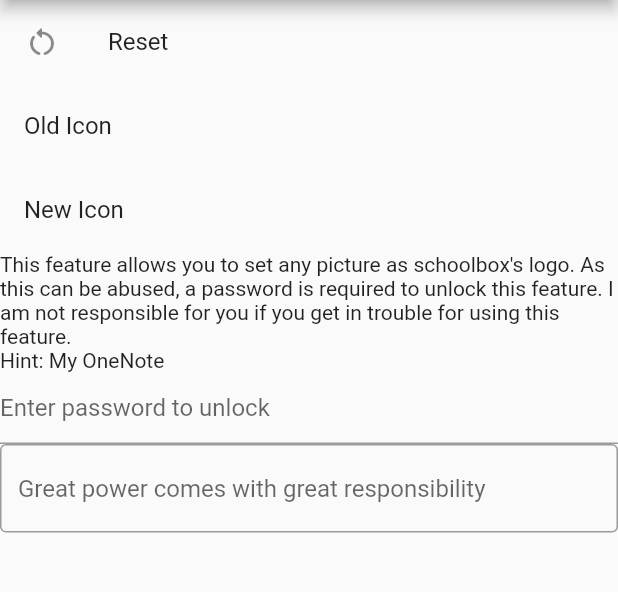
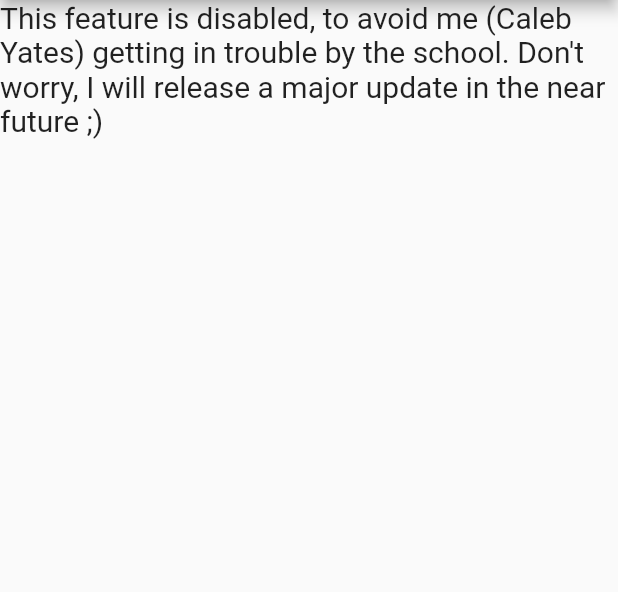
Before and after one commit to ActuallyHappening/SchoolBoxStyling, a Flutter app: the MainSchoolBoxIconRoute screen opened by its route, on a phone screen of 412 x 824 dp, the part 84-676 px from its top. Run offline on Flutter 3.47's test engine with Material 2 defaults, Android fonts, the phone set to English and light mode, and no system bars; our stand-ins replace firebase_core, flutter_colorpicker; missing offline and left inert: dart:js; accounts and stored records are empty.

Commit message:
patch: Icons can't change :(

```diff
--- a/schoolbox_styling/lib/routes/image_url.dart
+++ b/schoolbox_styling/lib/routes/image_url.dart
@@ -15,38 +15,42 @@ class MainSchoolBoxIconRoute extends StatelessWidget {
       ),
       drawer: const MyAppDrawer(),
       body: ListView(
-        children: [
-          ListTile(
-            leading: const Icon(Icons.restart_alt_rounded),
-            title: const Text("Reset"),
-            onTap: () {
-              // print("$propertyKey reset");
-              sendNewValue(KnownKeys.mainSchoolBoxIconURL,
-                  "/images/logo.php?logo=skin_logo_large&size=hidpi");
-            },
-          ),
-          ListTile(
-            // leading: const Icon(Icons.bento_rounded),
-            title: const Text("Old Icon"),
-            onTap: () {
-              // print("$propertyKey reset");
-              sendNewValue(KnownKeys.mainSchoolBoxIconURL,
-                  "https://raw.githubusercontent.com/ActuallyHappening/SchoolBoxStyling/master/styling/Old%20Icon.png");
-            },
-          ),
-          ListTile(
-            // leading: const Icon(Icons.bento_rounded),
-            title: const Text("New Icon"),
-            onTap: () {
-              // print("$propertyKey reset");
-              sendNewValue(KnownKeys.mainSchoolBoxIconURL,
-                  "https://media1.giphy.com/media/g7GKcSzwQfugw/giphy.gif?cid=790b7611fe5cbbfe2351ac8a4fb422325c00e2650709b600&rid=giphy.gif&ct=g");
-            },
-          ),
-          const Text(
-              "This feature allows you to set any picture as schoolbox's logo. As this can be abused, a password is required to unlock this feature. I am not responsible for you if you get in trouble for using this feature."),
-          const Text("Hint: My OneNote"),
-          const Center(child: URLInputFieldWithPassword()),
+        children: const [
+          Text(
+            "This feature is disabled, to avoid me (Caleb Yates) getting in trouble by the school. Don't worry, I will release a major update in the near future ;)",
+            style: TextStyle(fontSize: 20),
+          )
+          // ListTile(
+          //   leading: const Icon(Icons.restart_alt_rounded),
+          //   title: const Text("Reset"),
+          //   onTap: () {
+          //     // print("$propertyKey reset");
+          //     sendNewValue(KnownKeys.mainSchoolBoxIconURL,
+          //         "/images/logo.php?logo=skin_logo_large&size=hidpi");
+          //   },
+          // ),
+          // ListTile(
+          //   // leading: const Icon(Icons.bento_rounded),
+          //   title: const Text("Old Icon"),
+          //   onTap: () {
+          //     // print("$propertyKey reset");
+          //     sendNewValue(KnownKeys.mainSchoolBoxIconURL,
+          //         "https://raw.githubusercontent.com/ActuallyHappening/SchoolBoxStyling/master/styling/Old%20Icon.png");
+          //   },
+          // ),
+          // ListTile(
+          //   // leading: const Icon(Icons.bento_rounded),
+          //   title: const Text("New Icon"),
+          //   onTap: () {
+          //     // print("$propertyKey reset");
+          //     sendNewValue(KnownKeys.mainSchoolBoxIconURL,
+          //         "https://media1.giphy.com/media/g7GKcSzwQfugw/giphy.gif?cid=790b7611fe5cbbfe2351ac8a4fb422325c00e2650709b600&rid=giphy.gif&ct=g");
+          //   },
+          // ),
+          // const Text(
+          //     "This feature allows you to set any picture as schoolbox's logo. As this can be abused, a password is required to unlock this feature. I am not responsible for you if you get in trouble for using this feature."),
+          // const Text("Hint: My OneNote"),
+          // const Center(child: URLInputFieldWithPassword()),
         ],
       ),
     );
@@ -95,8 +99,7 @@ class _URLInputFieldWithPasswordState extends State<URLInputFieldWithPassword> {
           },
           decoration: InputDecoration(
             border: const OutlineInputBorder(),
-            hintText:
-                isLocked
+            hintText: isLocked
                 ? 'Great power comes with great responsibility'
                 : "Copy and paste url here, e.g. picsum.photos/300/300",
           ),
```
Also changed, not shown: 2 other files.
